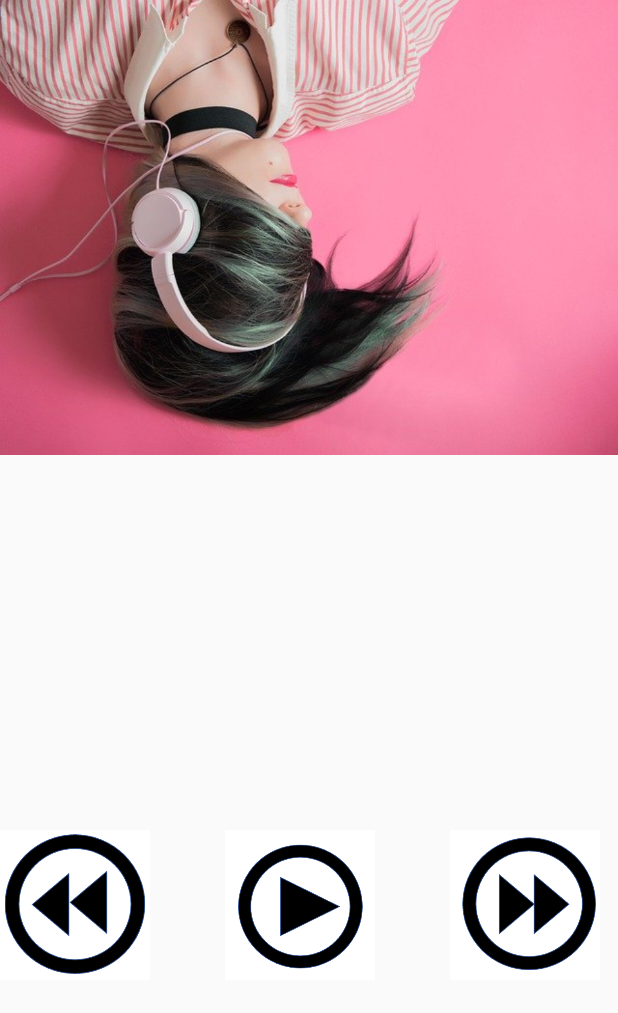
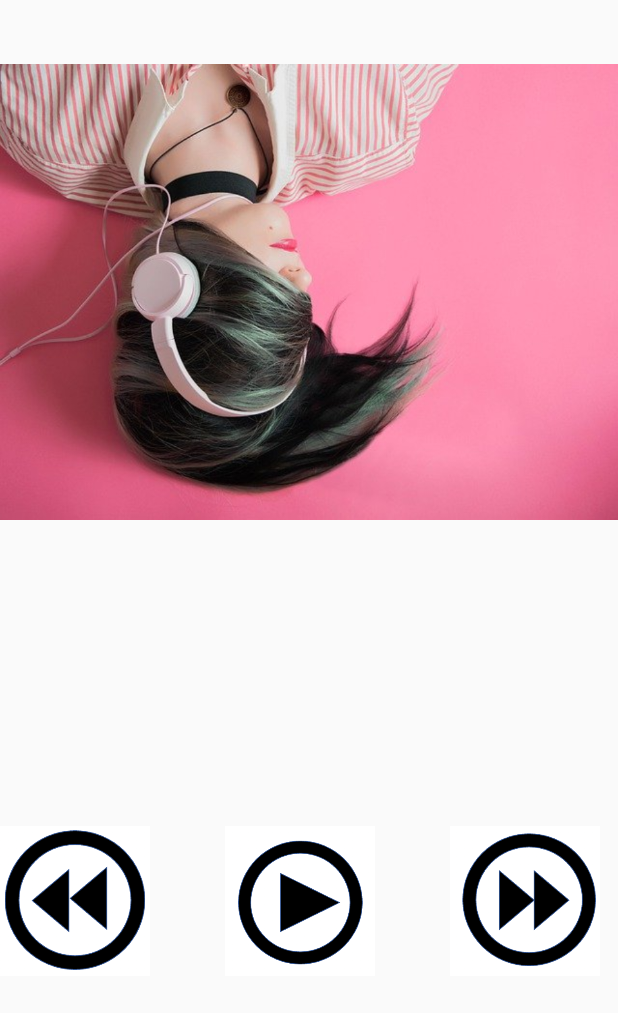
Before and after one commit to te17niidome/Meather, an Android app: the screen it shows after launch (MainActivity), on a phone screen of 412 x 824 dp. Shown: the top 1013 px of the screen. Run offline under Robolectric (Android 15) with nearby library versions, the light colour scheme and no system bars.

Commit message:
たいよう君とマージ

```diff
--- a/app/src/debug/res/mipmap-anydpi-v26/ic_launcher.xml
+++ /dev/null
@@ -1,5 +0,0 @@
-<?xml version="1.0" encoding="utf-8"?>
-<adaptive-icon xmlns:android="http://schemas.android.com/apk/res/android">
-    <background android:drawable="@drawable/ic_launcher_background"/>
-    <foreground android:drawable="@mipmap/ic_launcher_foreground"/>
-</adaptive-icon>
--- a/app/src/debug/res/mipmap-anydpi-v26/ic_launcher_round.xml
+++ /dev/null
@@ -1,5 +0,0 @@
-<?xml version="1.0" encoding="utf-8"?>
-<adaptive-icon xmlns:android="http://schemas.android.com/apk/res/android">
-    <background android:drawable="@drawable/ic_launcher_background"/>
-    <foreground android:drawable="@mipmap/ic_launcher_foreground"/>
-</adaptive-icon>
--- a/app/src/main/java/com/example/blucode/meather/MainActivity.java
+++ b/app/src/main/java/com/example/blucode/meather/MainActivity.java
@@ -16,6 +16,7 @@ import android.os.Bundle;
 import android.os.Handler;
 import android.view.View;
 import android.widget.Button;
+import android.widget.ImageButton;
 import android.widget.LinearLayout;
 import android.widget.TextView;
 import android.widget.Toast;
@@ -37,7 +38,7 @@ public class MainActivity extends AppCompatActivity implements  LocationListener
     private OkHttpClient mClient;
 
     TextView textView;
-    Button button01;
+    ImageButton imageButton2;
 
     public static double Lati;
     public static double Long;
@@ -55,7 +56,7 @@ public class MainActivity extends AppCompatActivity implements  LocationListener
 
         // UIコンポーネント
 //        textView = findViewById(R.id.text_view);
-        button01 = findViewById(R.id.button01);
+        imageButton2 = findViewById(R.id.imageButton2);
     }
     @Override
     protected void onResume() {
--- a/app/src/main/res/layout/activity_main.xml
+++ b/app/src/main/res/layout/activity_main.xml
@@ -11,23 +11,24 @@
     <LinearLayout
         android:layout_width="match_parent"
         android:layout_height="wrap_content"
-        android:orientation="vertical">
+        android:orientation="vertical"
+        >
+
+
+        <!--           android:layout_alignParentTop="true"-->
 
 
         <ImageView
             android:id="@+id/image"
             android:layout_width="match_parent"
-            android:layout_height="wrap_content"
+            android:layout_height="389dp"
             android:layout_marginTop="0dp"
             android:adjustViewBounds="true"
             android:src="@drawable/music_home_girl" />
 
-        <!--           android:layout_alignParentTop="true"-->
-
-
         <Space
             android:layout_width="match_parent"
-            android:layout_height="250dp">
+            android:layout_height="161dp">
 
         </Space>
 
@@ -58,6 +59,7 @@
 
             <ImageButton
                 android:id="@+id/imageButton2"
+                android:onClick="getWeather"
                 android:layout_width="100dp"
                 android:layout_height="100dp"
                 android:background="@color/white"
@@ -82,6 +84,7 @@
                 android:layout_height="100dp"
                 android:background="@color/white"
                 android:scaleType="fitCenter"
+
                 android:layout_gravity="center_horizontal"
                 app:layout_constraintBottom_toBottomOf="parent"
                 app:layout_constraintEnd_toEndOf="parent"
```
Also changed, not shown: app/src/debug/ic_launcher-playstore.png, app/src/debug/res/mipmap-hdpi/ic_launcher.png (deleted), app/src/debug/res/mipmap-hdpi/ic_launcher_foreground.png (deleted), app/src/debug/res/mipmap-hdpi/ic_launcher_round.png (deleted), app/src/debug/res/mipmap-mdpi/ic_launcher.png (deleted), app/src/debug/res/mipmap-mdpi/ic_launcher_foreground.png (deleted), app/src/debug/res/mipmap-mdpi/ic_launcher_round.png (deleted), app/src/debug/res/mipmap-xhdpi/ic_launcher.png (deleted), app/src/debug/res/mipmap-xhdpi/ic_launcher_foreground.png (deleted), app/src/debug/res/mipmap-xhdpi/ic_launcher_round.png (deleted), app/src/debug/res/mipmap-xxhdpi/ic_launcher.png (deleted), app/src/debug/res/mipmap-xxhdpi/ic_launcher_foreground.png (deleted), app/src/debug/res/mipmap-xxhdpi/ic_launcher_round.png (deleted), app/src/debug/res/mipmap-xxxhdpi/ic_launcher.png (deleted), 2 more files.
